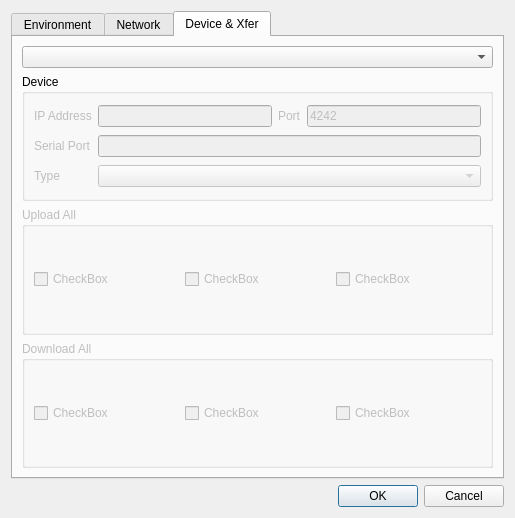
Qt form src/IDlgConfig.ui (ntruchsess/QLandkarteGT) before a commit.
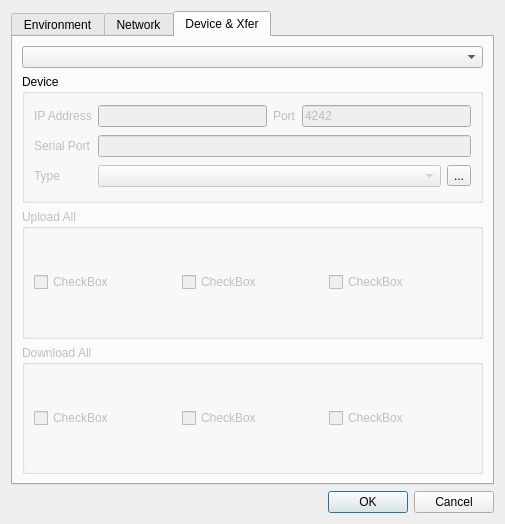
The same form after that commit. The open tabs and pages were chosen to show the change.

What changed in the file:
```diff
--- a/src/IDlgConfig.ui
+++ b/src/IDlgConfig.ui
@@ -5,8 +5,8 @@
    <rect>
     <x>0</x>
     <y>0</y>
-    <width>515</width>
-    <height>518</height>
+    <width>505</width>
+    <height>524</height>
    </rect>
   </property>
   <property name="windowTitle" >
@@ -259,11 +259,22 @@
            </widget>
           </item>
           <item row="2" column="1" >
+           <layout class="QHBoxLayout" >
+            <item>
            <widget class="QComboBox" name="comboDevType" >
             <property name="enabled" >
              <bool>false</bool>
             </property>
            </widget>
+            </item>
+            <item>
+             <widget class="QToolButton" name="toolPlugins" >
+              <property name="text" >
+               <string>...</string>
+              </property>
+             </widget>
+            </item>
+           </layout>
           </item>
          </layout>
         </widget>
```
Left out of the diff: 2 changed lines with no effect on the pictures. Lines whose indentation alone changed are shown as unchanged.
